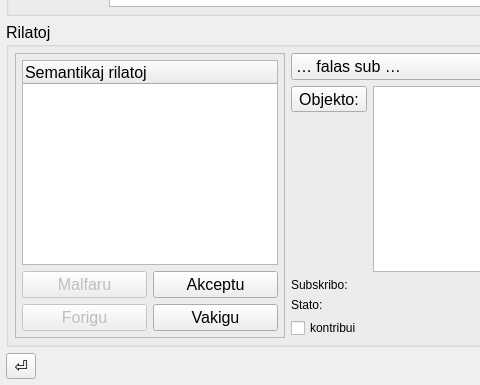
Old version of the form tezauxro.ui in the repository MDCremer/Gradivus; both pictures show x 0 to 480 and y 215 to 600 of the 800 by 600 pixel window.
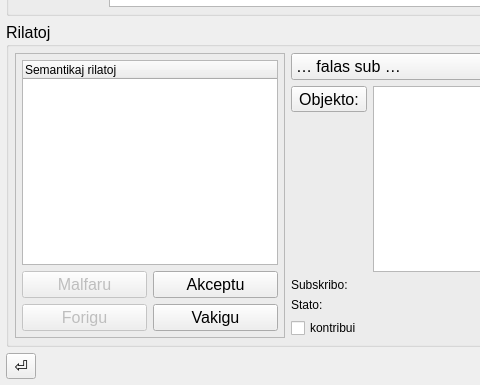
New version of the form. The open tabs and pages were chosen to show the change. Icons and pictures are not drawn.

Commit message: Progreso kaj korektoj.

Diff of the .ui file:
```diff
--- a/tezauxro.ui
+++ b/tezauxro.ui
@@ -191,6 +191,11 @@
                  <verstretch>0</verstretch>
                 </sizepolicy>
                </property>
+               <property name="font">
+                <font>
+                 <pointsize>9</pointsize>
+                </font>
+               </property>
                <column>
                 <property name="text">
                  <string>Semantikaj rilatoj</string>
```
The commit also changes 1 other file.
